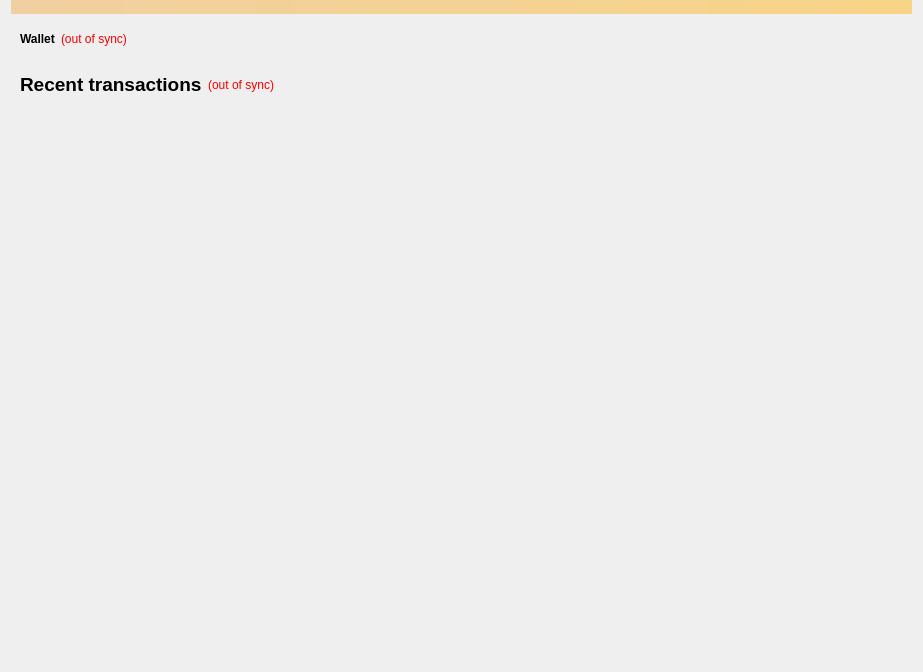
The window that src/qt/forms/overviewpage.ui (Guldecoin-org/guldencoin) describes before a commit, drawn with Qt 5.
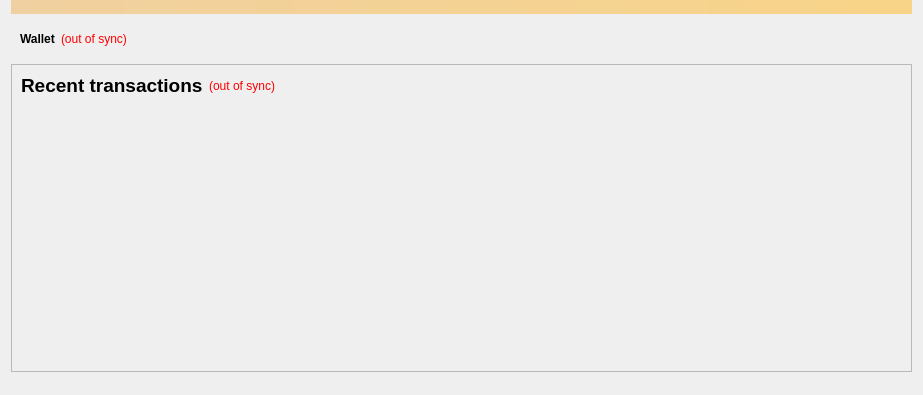
The same window after the commit.

What changed in the file:
```diff
--- a/src/qt/forms/overviewpage.ui
+++ b/src/qt/forms/overviewpage.ui
@@ -7,11 +7,11 @@
     <x>0</x>
     <y>0</y>
     <width>923</width>
-    <height>672</height>
+    <height>395</height>
    </rect>
   </property>
   <property name="sizePolicy">
-   <sizepolicy hsizetype="Expanding" vsizetype="Preferred">
+   <sizepolicy hsizetype="Expanding" vsizetype="MinimumExpanding">
     <horstretch>0</horstretch>
     <verstretch>0</verstretch>
    </sizepolicy>
@@ -119,7 +119,7 @@
           </sizepolicy>
          </property>
          <property name="frameShape">
-          <enum>QFrame::NoFrame</enum>
+          <enum>QFrame::StyledPanel</enum>
          </property>
          <property name="frameShadow">
           <enum>QFrame::Raised</enum>
@@ -193,6 +193,9 @@
             <property name="selectionMode">
              <enum>QAbstractItemView::NoSelection</enum>
             </property>
+            <property name="spacing">
+             <number>8</number>
+            </property>
            </widget>
           </item>
          </layout>
```
